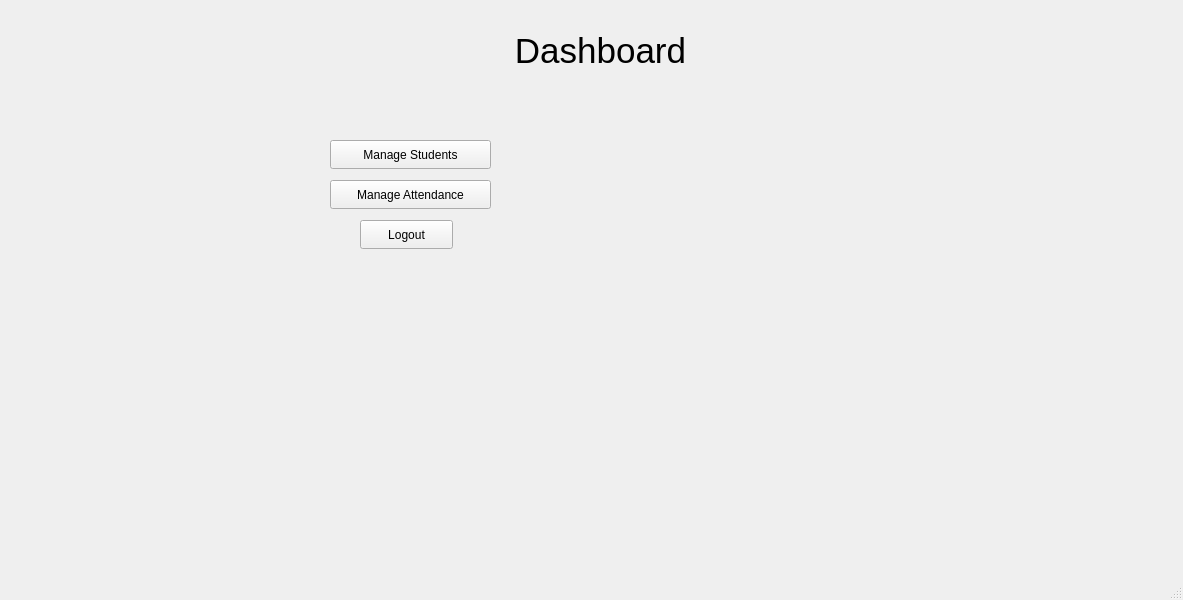
Above: gui/dashboardwindow.ui from SamanthaCoutinho/Student_Attendance_Management_System before the change. Below: the same form after it.
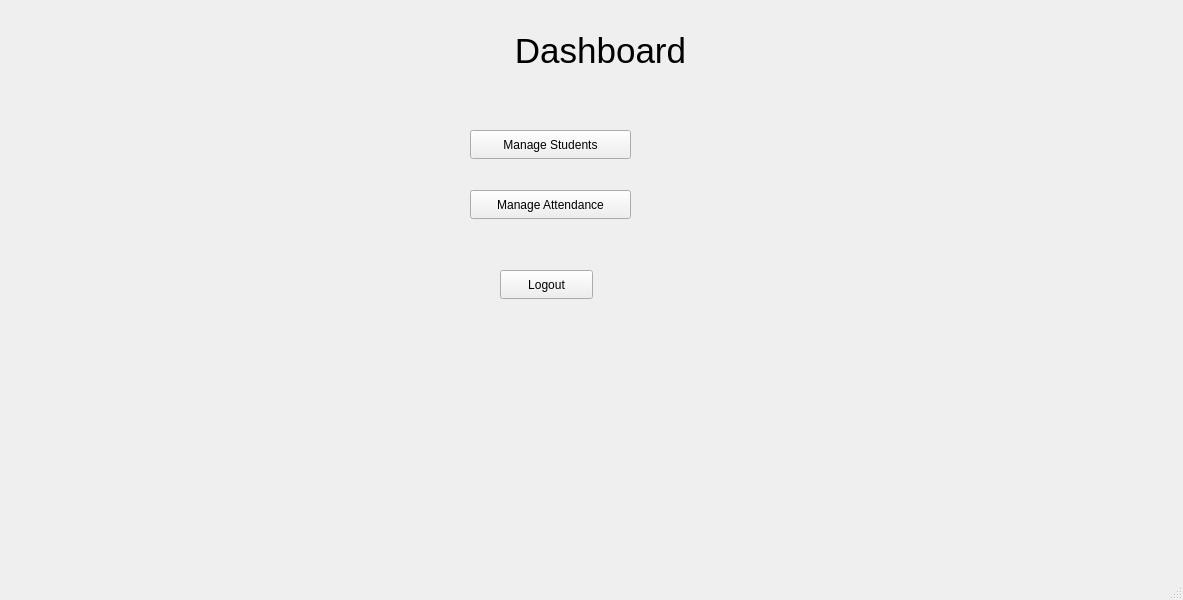
That is the form after the change.

The edit to the form file:
```diff
--- a/gui/dashboardwindow.ui
+++ b/gui/dashboardwindow.ui
@@ -38,8 +38,8 @@
    <widget class="QPushButton" name="studentsButton">
     <property name="geometry">
      <rect>
-      <x>330</x>
-      <y>140</y>
+      <x>470</x>
+      <y>130</y>
       <width>161</width>
       <height>29</height>
      </rect>
@@ -51,8 +51,8 @@
    <widget class="QPushButton" name="attendanceButton">
     <property name="geometry">
      <rect>
-      <x>330</x>
-      <y>180</y>
+      <x>470</x>
+      <y>190</y>
       <width>161</width>
       <height>29</height>
      </rect>
@@ -64,8 +64,8 @@
    <widget class="QPushButton" name="logoutButton">
     <property name="geometry">
      <rect>
-      <x>360</x>
-      <y>220</y>
+      <x>500</x>
+      <y>270</y>
       <width>93</width>
       <height>29</height>
      </rect>
```
Left out of the diff: 2 changed lines with no effect on the pictures.
